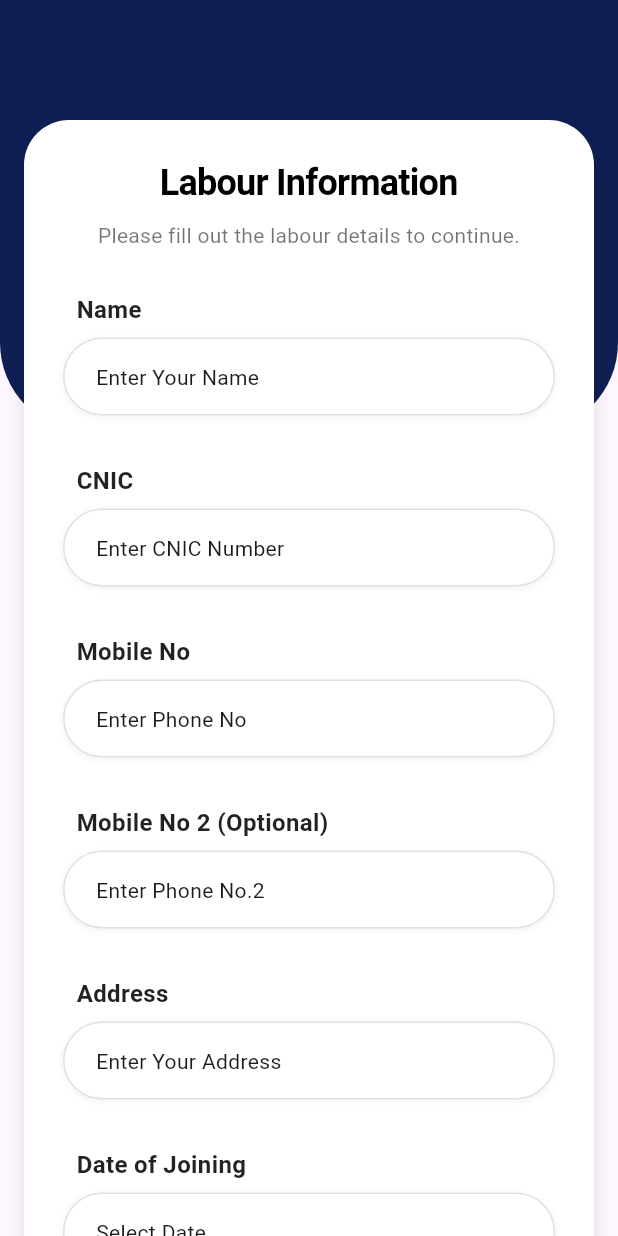
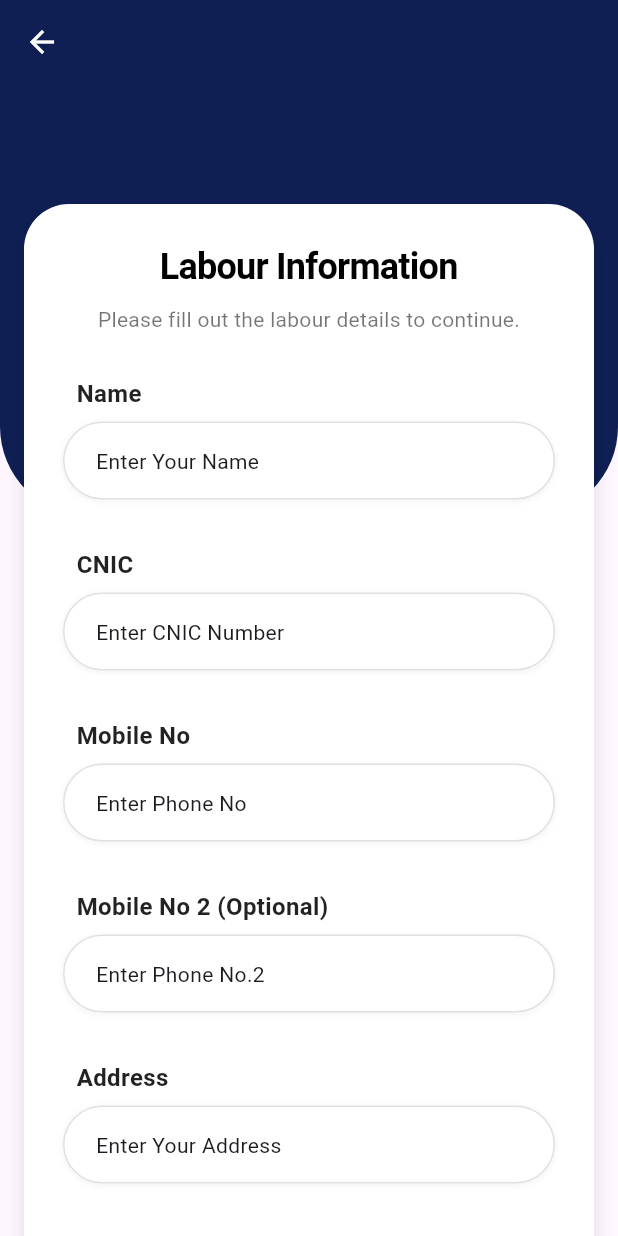
Before and after one commit to Momi48/water_plant, a Flutter app: the LabourInfo screen opened directly, on a phone screen of 412 x 824 dp. Run offline on Flutter 3.47's test engine with Material 3 defaults, Android fonts, the phone set to English and light mode, and no system bars; our stand-ins replace sqflite; accounts and stored records are empty.

```diff
--- a/lib/model/labour_model.dart
+++ b/lib/model/labour_model.dart
@@ -22,7 +22,7 @@ class LabourModelData {
     required this.dateOfJoining,
     this.jobType,
     this.salary,
-    this.commission,
+    this.commission = "0",
     this.status = 0,
   });
 
--- a/lib/screens/labour/labour_info.dart
+++ b/lib/screens/labour/labour_info.dart
@@ -29,7 +29,17 @@ class _LabourInfoState extends State<LabourInfo> {
   @override
   Widget build(BuildContext context) {
     // Labour Info Form
-    return Stack(
+    return Scaffold(
+      appBar: AppBar(
+        automaticallyImplyLeading: true,
+        leading: IconButton(
+          onPressed: () {
+            Navigator.pop(context);
+          },
+          icon: Icon(Icons.arrow_back,color: Colors.white,),
+        ),
+      ),
+      body:  Stack(
             children: [
               Positioned(
                 top: 0,
@@ -94,8 +104,9 @@ class _LabourInfoState extends State<LabourInfo> {
                             label: "Name",
                             hint: Text("Enter Your Name"),
                             controller: nameController,
-                      validator: (value) =>
-                          value == null || value.isEmpty ? "Enter name" : null,
+                            validator: (value) => value == null || value.isEmpty
+                                ? "Enter name"
+                                : null,
                           ),
 
                           const SizedBox(height: 15),
@@ -104,8 +115,9 @@ class _LabourInfoState extends State<LabourInfo> {
                             hint: Text("Enter CNIC Number"),
                             controller: cnicController,
                             inputType: TextInputType.number,
-                      validator: (value) =>
-                          value == null || value.isEmpty ? "Enter CNIC" : null,
+                            validator: (value) => value == null || value.isEmpty
+                                ? "Enter CNIC"
+                                : null,
                           ),
 
                           const SizedBox(height: 15),
@@ -182,21 +194,13 @@ class _LabourInfoState extends State<LabourInfo> {
                               label: "Salary",
                               hint: Text("Enter Your Salary"),
                               controller: salaryController,
-                        validator: (value) => value == null || value.isEmpty
+                              validator: (value) =>
+                                  value == null || value.isEmpty
                                   ? "Enter Salary"
                                   : null,
                             ),
                           ],
-                    if (selectedJobType == "commission") ...[
-                      ReusableTextField(
-                        label: "Commission %",
-                        hint: Text("Enter Commission"),
-                        controller: commissionController,
-                        //  validator: (value) => value == null || value.isEmpty
-                        //     ? "Enter Commission"
-                        //     : null,
-                      ),
-                    ],
+
                           const SizedBox(height: 20),
                           CustomButton(
                             text: "Create",
@@ -218,11 +222,6 @@ class _LabourInfoState extends State<LabourInfo> {
                                           salaryController.text.isNotEmpty)
                                       ? int.tryParse(salaryController.text)
                                       : null,
-                            commission:
-                                selectedJobType == 'commission' &&
-                                    commissionController.text.isNotEmpty
-                                ? commissionController.text
-                                : null,
                                 ),
                               );
                               print('Selected $selectedJobType');
@@ -235,6 +234,8 @@ class _LabourInfoState extends State<LabourInfo> {
                 ),
               ),
             ],
+          ),
+
     );
   }
 
--- a/lib/widgets/rich_text.dart
+++ b/lib/widgets/rich_text.dart
@@ -29,7 +29,9 @@ class RichTextLabel extends StatelessWidget {
       children: [
         Text(
           title,
+          overflow: TextOverflow.ellipsis,
           style: TextStyle(
+
             color: titleColor ?? Colors.white,
             fontSize: 11,
             fontWeight: FontWeight.bold,
```
Also changed, not shown: lib/screens/consumer/consumer_info.dart (+9 -0 lines), lib/screens/consumer/consumer_list.dart (+4 -4 lines), lib/screens/dashboard.dart (added, +12 -0 lines), lib/screens/home_screen.dart (+27 -47 lines), lib/screens/labour/edit_labour_info.dart (+13 -22 lines), lib/screens/labour/labour_list.dart (+4 -3 lines), lib/services/sqflite_services.dart (+4 -3 lines). Lines whose indentation alone changed are shown as unchanged.
